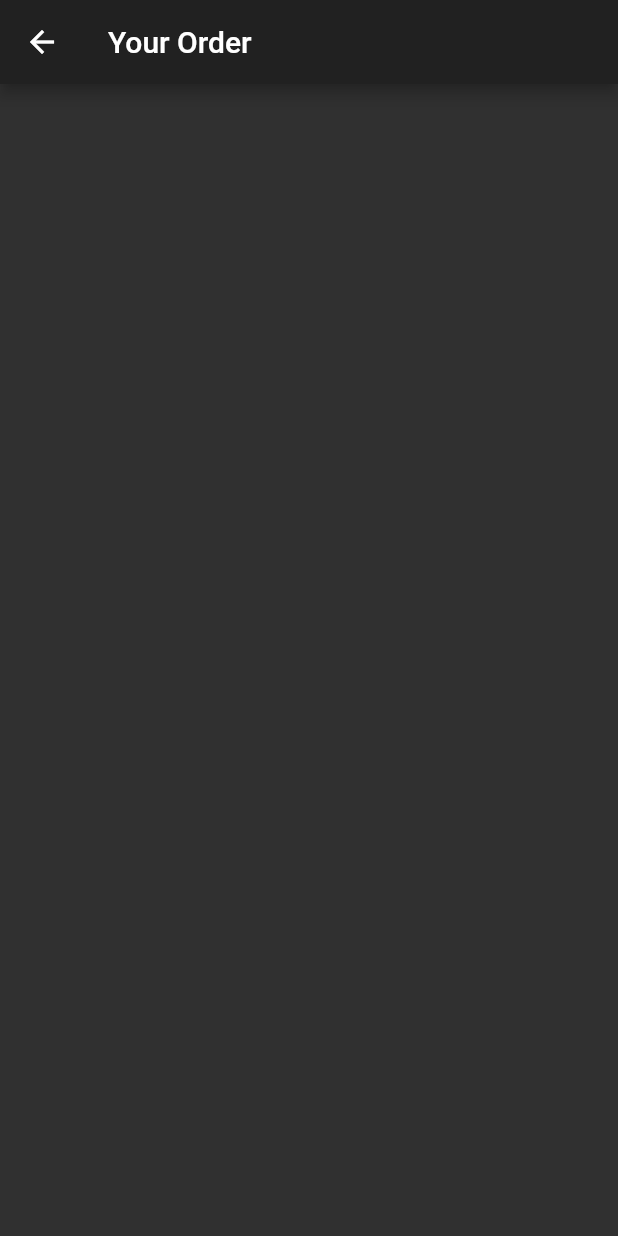
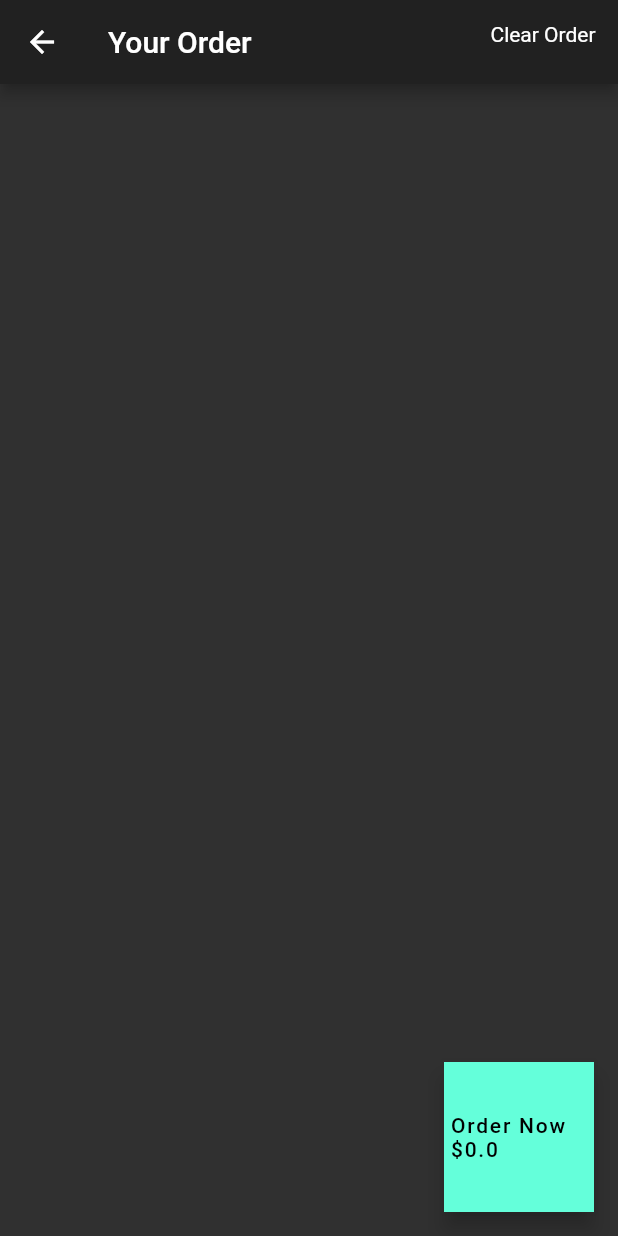
Before and after one commit to iofh/contactless-menu, a Flutter app: the OrderPage screen opened by its route, on a phone screen of 412 x 824 dp. Run offline on Flutter 3.47's test engine with Material 2 defaults, Android fonts, the phone set to English and light mode, and no system bars; our stand-ins replace auto_route, badges, bloc, cloud_firestore, dartz, equatable and 10 more; accounts and stored records are empty; generated files the repository leaves out were written again; network calls fail.

Commit message:
added some ui to order page

```diff
--- a/contactless_menu/lib/application/restaurant/order/bloc/order_event.dart
+++ b/contactless_menu/lib/application/restaurant/order/bloc/order_event.dart
@@ -18,3 +18,8 @@ class AddOrderEvent extends OrderEvent {
   @override
   List<Object> get props => [menu];
 }
+
+class ClearOrderEvent extends OrderEvent {
+  @override
+  List<Object> get props => [];
+}
--- a/contactless_menu/lib/application/restaurant/order/bloc/order_state.dart
+++ b/contactless_menu/lib/application/restaurant/order/bloc/order_state.dart
@@ -2,23 +2,36 @@ part of 'order_bloc.dart';
 
 @immutable
 abstract class OrderState extends Equatable {
-  const OrderState();
+  final OrderListModel ordersModel;
+  const OrderState(this.ordersModel);
 }
 
 class OrderLoadedState extends OrderState {
   final OrderListModel ordersModel;
-  const OrderLoadedState({this.ordersModel = const OrderListModel()});
+  const OrderLoadedState({this.ordersModel = const OrderListModel()})
+      : super(ordersModel);
 
   @override
   List<Object> get props => [ordersModel];
 }
 
 class OrderLoadingState extends OrderState {
+  OrderLoadingState() : super(null);
+
   @override
   List<Object> get props => [];
 }
 
 class OrderErrorState extends OrderState {
+  OrderErrorState() : super(OrderListModel());
+
   @override
   List<Object> get props => [];
 }
+
+class InitialOrderState extends OrderState {
+  InitialOrderState() : super(OrderListModel());
+
+  @override
+  List<Object> get props => [];
+}
--- a/contactless_menu/lib/domain/restaurant/value_objects.dart
+++ b/contactless_menu/lib/domain/restaurant/value_objects.dart
@@ -24,7 +24,7 @@ class MenuDescription extends ValueObject<String> {
   @override
   final Either<ValueFailure<String>, String> value;
 
-  static const maxLength = 1000;
+  static const maxLength = 5000;
 
   factory MenuDescription(String input) {
     assert(input != null);
@@ -72,7 +72,7 @@ class RestaurantDescription extends ValueObject<String> {
   @override
   final Either<ValueFailure<String>, String> value;
 
-  static const maxLength = 100;
+  static const maxLength = 1000;
 
   factory RestaurantDescription(String input) {
     assert(input != null);
--- a/contactless_menu/lib/presentation/pages/restaurant/order_page.dart
+++ b/contactless_menu/lib/presentation/pages/restaurant/order_page.dart
@@ -9,26 +9,61 @@ class OrderPage extends StatelessWidget {
   Widget build(BuildContext context) {
     return Scaffold(
       appBar: AppBar(
-        title: Text('Your Order'),
+        title: const Text('Your Order'),
+        actions: [
+          InkWell(
+            onTap: () {
+              if (context
+                  .read<OrderBloc>()
+                  .state
+                  .ordersModel
+                  .menuModel
+                  .isNotEmpty) {
+                context.read<OrderBloc>().state.ordersModel.menuModel.clear();
+                context.read<OrderBloc>().add(ClearOrderEvent());
+              }
+            },
+            child: Padding(
+              padding: const EdgeInsets.all(15.0),
+              child: Text('Clear Order'),
+            ),
+          )
+        ],
       ),
       body: BlocBuilder<OrderBloc, OrderState>(
         builder: (_, state) {
           if (state is OrderLoadingState) {
             return const CircularProgressIndicator();
           }
-          if (state is OrderLoadedState) {
+          if (state is OrderLoadedState || state is InitialOrderState) {
             return ListView.builder(
               itemCount: state.ordersModel.menuModel.length,
               itemBuilder: (context, index) => ListTile(
-                leading: const Icon(Icons.done),
+                leading: Text(
+                  "\$ ${state.ordersModel.menuModel[index].menuPrice.toString()}",
+                ),
                 title: Text(
                   state.ordersModel.menuModel[index].menuTitle,
                 ),
               ),
             );
           }
+
           return const Text('Something went wrong!');
         },
+      ),
+      floatingActionButton: Container(
+        width: 100,
+        height: 100,
+        child: FloatingActionButton(
+          shape: RoundedRectangleBorder(),
+          onPressed: () {},
+          child: Padding(
+            padding: const EdgeInsets.all(4.0),
+            child: Text(
+                'Order Now \$${context.watch<OrderBloc>().state.ordersModel.totalPrice}'),
+          ),
+        ),
       ),
     );
   }
--- a/contactless_menu/lib/presentation/pages/restaurant/widgets/restaurant_sliver_wid.dart
+++ b/contactless_menu/lib/presentation/pages/restaurant/widgets/restaurant_sliver_wid.dart
@@ -17,7 +17,11 @@ class RestaurantSliverWid extends StatelessWidget {
             minHeight: MediaQuery.of(context).size.height * 0.1,
             maxHeight: MediaQuery.of(context).size.height * 0.2,
             child: Container(
-              child: Center(child: Text('Contacless Menu')),
+              child: Center(
+                  child: Text(
+                'Contacless Menu',
+                style: TextStyle(fontSize: 30),
+              )),
               color: Theme.of(context).appBarTheme.color,
             ),
           ),
--- a/contactless_menu/lib/presentation/pages/restaurant/widgets/restaurant_tile.dart
+++ b/contactless_menu/lib/presentation/pages/restaurant/widgets/restaurant_tile.dart
@@ -10,7 +10,10 @@ class RestaurantTile extends StatelessWidget {
   @override
   Widget build(BuildContext context) {
     return ListTile(
-        title: Text(res.restaurantName.getOrCrash()),
+        title: Text(
+          res.restaurantName.getOrCrash(),
+          style: TextStyle(fontSize: 30),
+        ),
         subtitle: Text(res.restaurantDescription.getOrCrash()),
         trailing: Icon(Icons.navigate_next),
         onTap: () =>
```
Also changed, not shown: contactless_menu/assets/demo_data.json (+10 -10 lines), contactless_menu/lib/application/restaurant/order/bloc/order_bloc.dart (+16 -0 lines), contactless_menu/lib/infrastructure/restaurant/restaurant_repository_implmt.dart (+1 -20 lines), contactless_menu/lib/presentation/pages/restaurant/menu_page.dart (+44 -11 lines).
